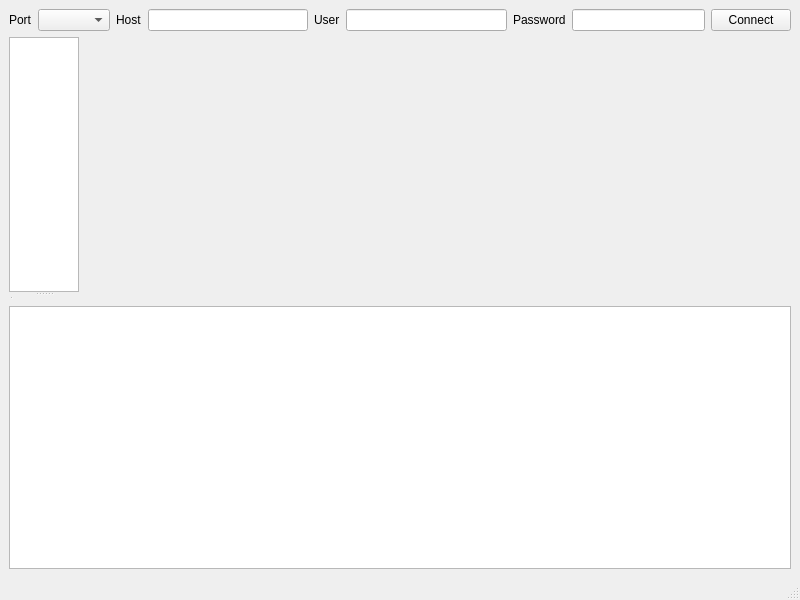
Before: the Qt Designer form easyftp.ui in atomicron/EasyFTP, drawn with Qt 5.
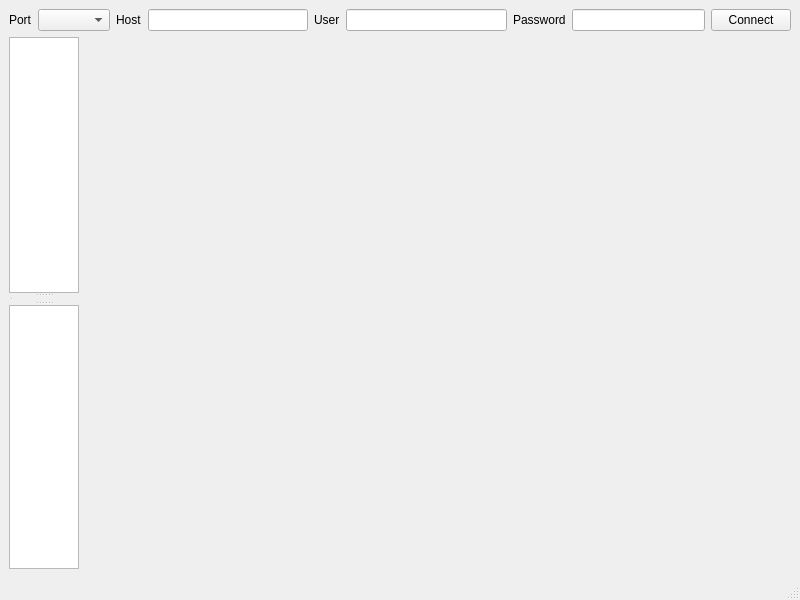
After: the same form once the commit is applied.

Patch:
```diff
--- a/easyftp.ui
+++ b/easyftp.ui
@@ -87,6 +87,10 @@
      </layout>
     </item>
     <item>
+     <widget class="QSplitter" name="splitter">
+      <property name="orientation">
+       <enum>Qt::Vertical</enum>
+      </property>
      <widget class="QSplitter" name="splitter_upper">
       <property name="orientation">
        <enum>Qt::Vertical</enum>
@@ -108,9 +112,8 @@
        </widget>
       </widget>
      </widget>
-    </item>
-    <item>
      <widget class="QTextEdit" name="queue"/>
+     </widget>
     </item>
    </layout>
   </widget>
```
Lines whose indentation alone changed are shown as unchanged.
